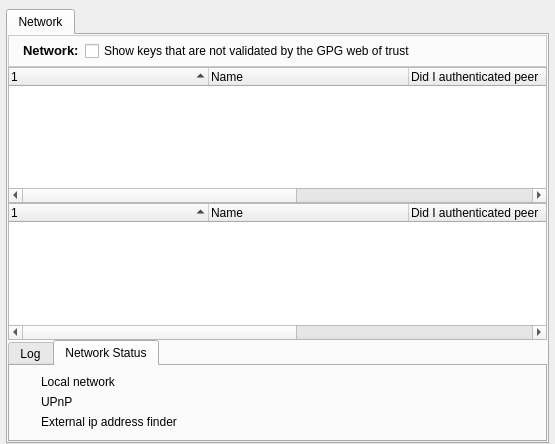
Old version of the form retroshare-gui/src/gui/NetworkDialog.ui in the repository RetroShare/RetroShare.
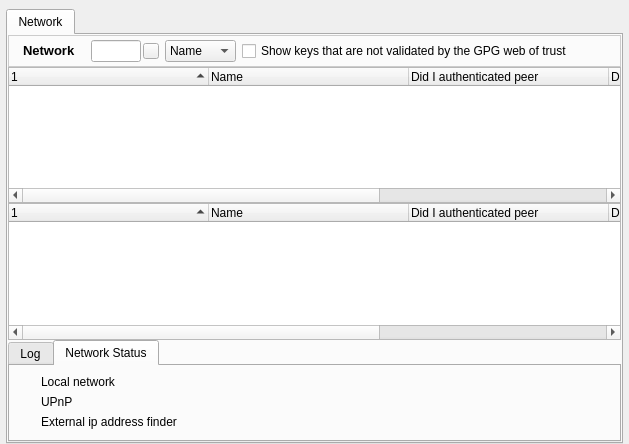
New version of the form. Icons and pictures are not drawn.

Commit message: Added Search Filter for Network

Patch:
```diff
--- a/retroshare-gui/src/gui/NetworkDialog.ui
+++ b/retroshare-gui/src/gui/NetworkDialog.ui
@@ -6,7 +6,7 @@
    <rect>
     <x>0</x>
     <y>0</y>
-    <width>555</width>
+    <width>629</width>
     <height>444</height>
    </rect>
   </property>
@@ -146,14 +146,11 @@
 
 border: 1px solid #CCCCCC;}</string>
          </property>
-         <layout class="QGridLayout">
+         <layout class="QHBoxLayout" name="horizontalLayout_2">
           <property name="margin">
            <number>1</number>
           </property>
-          <property name="spacing">
-           <number>6</number>
-          </property>
-          <item row="0" column="0">
+          <item>
            <widget class="QLabel" name="label">
             <property name="maximumSize">
              <size>
@@ -172,7 +169,7 @@
             </property>
            </widget>
           </item>
-          <item row="0" column="1">
+          <item>
            <widget class="QLabel" name="label_2">
             <property name="font">
              <font>
@@ -185,24 +182,120 @@
 &lt;html&gt;&lt;head&gt;&lt;meta name=&quot;qrichtext&quot; content=&quot;1&quot; /&gt;&lt;style type=&quot;text/css&quot;&gt;
 p, li { white-space: pre-wrap; }
 &lt;/style&gt;&lt;/head&gt;&lt;body style=&quot; font-family:'Arial'; font-size:10pt; font-weight:400; font-style:normal;&quot;&gt;
-&lt;p style=&quot; margin-top:0px; margin-bottom:0px; margin-left:0px; margin-right:0px; -qt-block-indent:0; text-indent:0px;&quot;&gt;&lt;span style=&quot; font-weight:600;&quot;&gt;Network:&lt;/span&gt;&lt;/p&gt;&lt;/body&gt;&lt;/html&gt;</string>
+&lt;p style=&quot; margin-top:0px; margin-bottom:0px; margin-left:0px; margin-right:0px; -qt-block-indent:0; text-indent:0px;&quot;&gt;&lt;span style=&quot; font-weight:600;&quot;&gt;Network&lt;/span&gt;&lt;/p&gt;&lt;/body&gt;&lt;/html&gt;</string>
             </property>
            </widget>
           </item>
-          <item row="0" column="3">
-           <spacer>
-            <property name="orientation">
-             <enum>Qt::Horizontal</enum>
+          <item>
+           <layout class="QHBoxLayout" name="horizontalLayout">
+            <property name="spacing">
+             <number>2</number>
             </property>
-            <property name="sizeHint" stdset="0">
+            <item>
+             <widget class="QLabel" name="label_3">
+              <property name="text">
+               <string/>
+              </property>
+              <property name="pixmap">
+               <pixmap resource="images.qrc">:/images/find-16.png</pixmap>
+              </property>
+             </widget>
+            </item>
+            <item>
+             <widget class="QLineEdit" name="filterPatternLineEdit">
+              <property name="toolTip">
+               <string>&lt;!DOCTYPE HTML PUBLIC &quot;-//W3C//DTD HTML 4.0//EN&quot; &quot;http://www.w3.org/TR/REC-html40/strict.dtd&quot;&gt;
+&lt;html&gt;&lt;head&gt;&lt;meta name=&quot;qrichtext&quot; content=&quot;1&quot; /&gt;&lt;style type=&quot;text/css&quot;&gt;
+p, li { white-space: pre-wrap; }
+&lt;/style&gt;&lt;/head&gt;&lt;body style=&quot; font-family:'MS Shell Dlg 2'; font-size:8.25pt; font-weight:400; font-style:normal;&quot;&gt;
+&lt;p style=&quot; margin-top:0px; margin-bottom:0px; margin-left:0px; margin-right:0px; -qt-block-indent:0; text-indent:0px;&quot;&gt;&lt;span style=&quot; font-size:8pt;&quot;&gt;Search Network&lt;/span&gt;&lt;/p&gt;&lt;/body&gt;&lt;/html&gt;</string>
+              </property>
+             </widget>
+            </item>
+            <item>
+             <widget class="QPushButton" name="clearButton">
+              <property name="minimumSize">
+               <size>
+                <width>16</width>
+                <height>16</height>
+               </size>
+              </property>
+              <property name="maximumSize">
+               <size>
+                <width>16</width>
+                <height>16</height>
+               </size>
+              </property>
+              <property name="font">
+               <font>
+                <family>MS Shell Dlg 2</family>
+               </font>
+              </property>
+              <property name="toolTip">
+               <string>&lt;!DOCTYPE HTML PUBLIC &quot;-//W3C//DTD HTML 4.0//EN&quot; &quot;http://www.w3.org/TR/REC-html40/strict.dtd&quot;&gt;
+&lt;html&gt;&lt;head&gt;&lt;meta name=&quot;qrichtext&quot; content=&quot;1&quot; /&gt;&lt;style type=&quot;text/css&quot;&gt;
+p, li { white-space: pre-wrap; }
+&lt;/style&gt;&lt;/head&gt;&lt;body style=&quot; font-family:'MS Shell Dlg 2'; font-size:8.25pt; font-weight:400; font-style:normal;&quot;&gt;
+&lt;p style=&quot; margin-top:0px; margin-bottom:0px; margin-left:0px; margin-right:0px; -qt-block-indent:0; text-indent:0px;&quot;&gt;&lt;span style=&quot; font-size:8pt;&quot;&gt;Clear Filter&lt;/span&gt;&lt;/p&gt;&lt;/body&gt;&lt;/html&gt;</string>
+              </property>
+              <property name="styleSheet">
+               <string notr="true">QPushButton
+{
+ border-image: url(:/images/closenormal.png) 
+}
+                                
+QPushButton:hover 
+{
+border-image: url(:/images/closehover.png) 
+}
+                                
+QPushButton:pressed  {
+border-image: url(:/images/closepressed.png) 
+}</string>
+              </property>
+              <property name="text">
+               <string/>
+              </property>
+             </widget>
+            </item>
+           </layout>
+          </item>
+          <item>
+           <widget class="QComboBox" name="filterColumnComboBox">
+            <property name="minimumSize">
              <size>
-              <width>40</width>
-              <height>20</height>
+              <width>0</width>
+              <height>0</height>
              </size>
             </property>
-           </spacer>
+            <property name="font">
+             <font>
+              <family>MS Shell Dlg 2</family>
+             </font>
+            </property>
+            <property name="currentIndex">
+             <number>0</number>
+            </property>
+            <item>
+             <property name="text">
+              <string>Name</string>
+             </property>
+            </item>
+            <item>
+             <property name="text">
+              <string>Peer ID</string>
+             </property>
+            </item>
+           </widget>
           </item>
-          <item row="0" column="4">
+          <item>
+           <widget class="QCheckBox" name="showUnvalidKeys">
+            <property name="text">
+             <string>Show keys that are not validated by the GPG web of trust</string>
+            </property>
+           </widget>
+          </item>
+          <item>
            <widget class="QPushButton" name="viewButton">
             <property name="toolTip">
              <string>&lt;!DOCTYPE HTML PUBLIC &quot;-//W3C//DTD HTML 4.0//EN&quot; &quot;http://www.w3.org/TR/REC-html40/strict.dtd&quot;&gt;
@@ -234,13 +327,6 @@
             </property>
            </widget>
           </item>
-          <item row="0" column="2">
-           <widget class="QCheckBox" name="showUnvalidKeys">
-            <property name="text">
-             <string>Show keys that are not validated by the GPG web of trust</string>
-            </property>
-           </widget>
-          </item>
          </layout>
         </widget>
        </item>
```
The commit also changes 2 other files.
